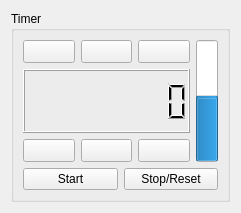
This is timer-widget.ui in russauld/Timer as Qt 5 draws it before an edit. The edited form follows.
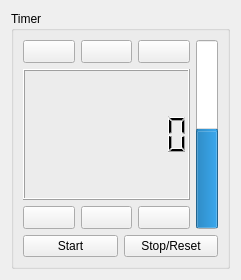
This is the edited form. Icons and pictures are not drawn.

Commit message: Increase height of widget.

The edit to the form file:
```diff
--- a/timer-widget.ui
+++ b/timer-widget.ui
@@ -7,7 +7,7 @@
     <x>0</x>
     <y>0</y>
     <width>241</width>
-    <height>213</height>
+    <height>280</height>
    </rect>
   </property>
   <property name="windowTitle">
```
